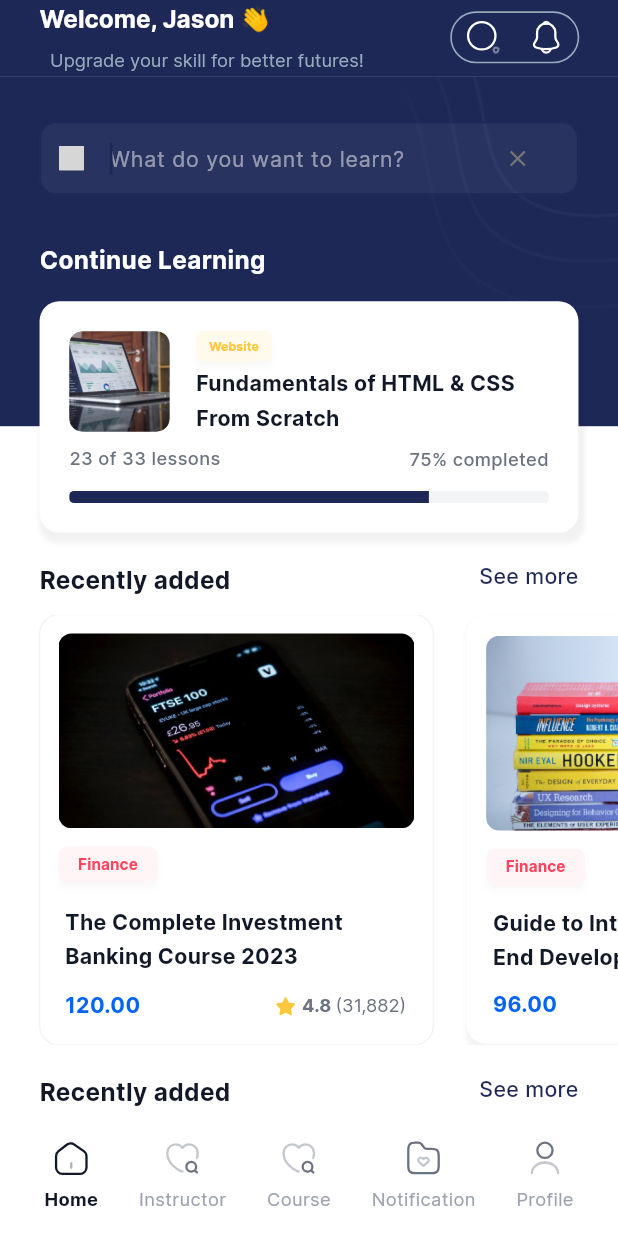
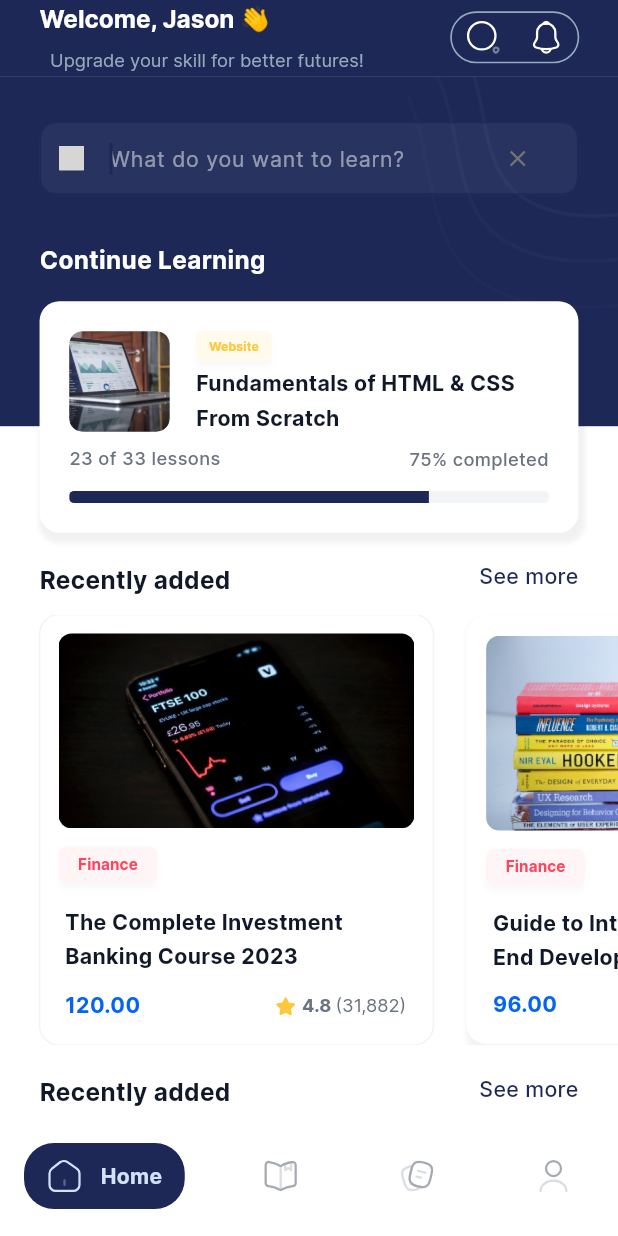
Before and after one commit to ChuDucHoangg/SEM4-EnglishAcademyMobile, a Flutter app: the screen it shows after launch, after a tap on "Skip", on a phone screen of 412 x 824 dp. Run offline on Flutter 3.47's test engine with Material 3 defaults, Android fonts, the light colour scheme and no system bars; our stand-ins replace animated_splash_screen, cached_network_image, flutter_rating_bar, flutter_svg, lottie, page_transition and 2 more; missing offline and left inert: country_pickers; network calls fail; grey boxes are pictures that could not be loaded.

Commit message:
Update intro screen & bottom navigation bar

```diff
--- a/lib/core/utils/image_constant.dart
+++ b/lib/core/utils/image_constant.dart
@@ -360,6 +360,9 @@ class ImageConstant {
   static String imgTelevisionOnerrorcontainer =
       '$imagePath/img_television_onerrorcontainer.svg';
 
+  static String imgTelevisionOnerrorcontainerActive =
+      '$imagePath/img_television_onerrorcontainer_active.svg';
+
   static String imgMusicGray60001 = '$imagePath/img_music_gray_600_01.svg';
 
   static String imgClockGray60001 = '$imagePath/img_clock_gray_600_01.svg';
@@ -509,13 +512,19 @@ class ImageConstant {
 
   static String imgNavHome = '$imagePath/img_nav_home.svg';
 
+  static String imgNavHomeActive = '$imagePath/img_nav_home_active.svg';
+
   static String imgNavExplore = '$imagePath/img_nav_explore.svg';
 
   static String imgUser = '$imagePath/img_user.svg';
 
+  static String imgUserActive = '$imagePath/img_user_active.svg';
+
   static String imgNavWishlist = '$imagePath/img_nav_wishlist.svg';
 
   static String imgNavProfile = '$imagePath/img_nav_profile.svg';
+
+  static String imgNavProfileActive = '$imagePath/img_nav_profile_active.svg';
 
   static String imgImage5 = '$imagePath/img_image_5.png';
 
--- a/lib/init_screen.dart
+++ b/lib/init_screen.dart
@@ -1,4 +1,3 @@
-import 'package:english_academy_mobile/presentation/%20instructor_screen/instructor_screen.dart';
 import 'package:english_academy_mobile/presentation/course_screen/course_screen.dart';
 import 'package:english_academy_mobile/presentation/home_screen/home_screen.dart';
 import 'package:english_academy_mobile/presentation/notification_screen/notification_screen.dart';
@@ -18,7 +17,6 @@ class _InitScreenState extends State<InitScreen> {
 
   final List<Widget> _screens = [
     HomeScreen(),
-    InstructorScreen(),
     CourseScreen(),
     NotificationScreen(),
     ProfileScreen(),
--- a/lib/presentation/course_screen/course_screen.dart
+++ b/lib/presentation/course_screen/course_screen.dart
@@ -34,11 +34,10 @@ class CourseScreen extends StatelessWidget {
             SizedBox(
               child: Align(
                 child: Padding(
-                  padding: EdgeInsets.symmetric(horizontal: 24.h),
+                  padding: EdgeInsets.symmetric(vertical: 60.v, horizontal: 24.h),
                   child: Column(
                     mainAxisSize: MainAxisSize.min,
                     children: [
-                      SizedBox(height: 65.v),
                       CustomSearchView(
                         controller: searchController,
                         hintText: "Search",
@@ -49,9 +48,8 @@ class CourseScreen extends StatelessWidget {
                       ),
                       SizedBox(height: 10.v),
                       _buildTab(context),
-                      SizedBox(height: 26.v),
+                      SizedBox(height: 16.v),
                       _buildTitle(context),
-                      SizedBox(height: 16.v),
                       _buildUXDesign(context),
                     ],
                   ),
--- a/lib/presentation/intro_one_screen/intro_one_screen.dart
+++ b/lib/presentation/intro_one_screen/intro_one_screen.dart
@@ -1,29 +1,31 @@
-import 'package:english_academy_mobile/presentation/intro_two_screen/intro_two_screen.dart';
-import 'package:smooth_page_indicator/smooth_page_indicator.dart';
-import 'package:english_academy_mobile/widgets/custom_icon_button.dart';
+import 'package:english_academy_mobile/core/app_export.dart';
 import 'package:flutter/material.dart';
-import 'package:english_academy_mobile/core/app_export.dart';
 
 class IntroOneScreen extends StatelessWidget {
-  const IntroOneScreen({Key? key})
-      : super(
-          key: key,
-        );
+  const IntroOneScreen({Key? key}) : super(key: key);
 
   @override
   Widget build(BuildContext context) {
-    return Scaffold(
-      body: Container(
+    return SafeArea(
+      child: Scaffold(
+        body: Center(
+          child: Container(
             width: double.maxFinite,
             padding: EdgeInsets.symmetric(
-          horizontal: 34.h,
-          vertical: 50.v,
+              horizontal: 24.h,
+              vertical: 16.v,
             ),
             child: Column(
+              mainAxisAlignment: MainAxisAlignment.center,
               children: [
-            Spacer(
-              flex: 80,
+                CustomImageView(
+                  imagePath: ImageConstant.imgBookStack1,
+                  height: 240.adaptSize,
+                  width: 240.adaptSize,
                 ),
+                SizedBox(height: 48.v),
+                Column(
+                  children: [
                     Text(
                       "Online Learning",
                       style: theme.textTheme.headlineSmall,
@@ -32,19 +34,18 @@ class IntroOneScreen extends StatelessWidget {
                     SizedBox(
                       width: 355.h,
                       child: Text(
-                "We Provide Classes Online Classes and Pre Recorded Leactures.!",
-                maxLines: 2,
-                overflow: TextOverflow.ellipsis,
+                        "We Provide Classes Online Classes and Pre Recorded Leactures!",
                         textAlign: TextAlign.center,
                         style: CustomTextStyles.bodyLargeBluegray30002.copyWith(
                           height: 1.50,
                         ),
                       ),
                     ),
-            Spacer(
-              flex: 19,
+                  ],
                 ),
               ],
+            ),
+          ),
         ),
       ),
     );
--- a/lib/presentation/intro_scren/intro_screen.dart
+++ b/lib/presentation/intro_scren/intro_screen.dart
@@ -95,9 +95,9 @@ class _IntroScreenState extends State<IntroScreen> {
             CustomIconButton(
               height: 60.adaptSize,
               width: 60.adaptSize,
-              padding: EdgeInsets.all(16.h),
+              padding: EdgeInsets.all(10.h),
               decoration: IconButtonStyleHelper.fillIndigo,
-              child: ElevatedButton(
+                child: IconButton(
                   onPressed: () {
                     if (_currentPage < 3) {
                       _pageController.nextPage(
@@ -107,13 +107,12 @@ class _IntroScreenState extends State<IntroScreen> {
                     } else {
                       Navigator.push(
                         context,
-                      MaterialPageRoute(
-                          builder: (context) => InitScreen()),
+                        MaterialPageRoute(builder: (context) => InitScreen()),
                       );
                     }
                   },
-                child: CustomImageView(
-                  imagePath: ImageConstant.imgArrowRightWhiteA700,
+                  icon: CustomImageView(
+                    imagePath: ImageConstant.imgArrowLeft,
                   ),
                 ),
               ),
--- a/lib/presentation/intro_three_screen/intro_three_screen.dart
+++ b/lib/presentation/intro_three_screen/intro_three_screen.dart
@@ -12,36 +12,47 @@ class IntroThreeScreen extends StatelessWidget {
 
   @override
   Widget build(BuildContext context) {
-    return Scaffold(
-      body: Container(
+    return SafeArea(
+      child: Scaffold(
+        body: Center(
+          child: Container(
             width: double.maxFinite,
             padding: EdgeInsets.symmetric(
-          horizontal: 34.h,
-          vertical: 50.v,
+              horizontal: 24.h,
+              vertical: 16.v,
             ),
             child: Column(
+              mainAxisAlignment: MainAxisAlignment.center,
               children: [
-            Spacer(
-              flex: 78,
+                CustomImageView(
+                  imagePath: ImageConstant.imgLightBulb1,
+                  height: 240.adaptSize,
+                  width: 240.adaptSize,
                 ),
+                SizedBox(height: 48.v),
+                Column(
+                  children: [
                     Text(
-              "Get Online Certificate",
-              style: theme.textTheme.headlineSmall,
+                      "Welcome to English Academy",
+                      textAlign: TextAlign.center,
+                      style: theme.textTheme.titleLarge,
                     ),
-            SizedBox(height: 10.v),
-            Text(
-              "Analyse your scores and Track your results",
-              maxLines: 2,
-              overflow: TextOverflow.ellipsis,
+                    SizedBox(height: 6.v),
+                    SizedBox(
+                      width: 220.h,
+                      child: Text(
+                        "One Lesson at a Time with English Academy.",
                         textAlign: TextAlign.center,
                         style: CustomTextStyles.bodyLargeBluegray30002.copyWith(
                           height: 1.50,
                         ),
                       ),
-            Spacer(
-              flex: 21,
                     ),
                   ],
+                ),
+              ],
+            ),
+          ),
         ),
       ),
     );
--- a/lib/presentation/intro_two_screen/intro_two_screen.dart
+++ b/lib/presentation/intro_two_screen/intro_two_screen.dart
@@ -1,6 +1,3 @@
-import 'package:english_academy_mobile/presentation/intro_three_screen/intro_three_screen.dart';
-import 'package:smooth_page_indicator/smooth_page_indicator.dart';
-import 'package:english_academy_mobile/widgets/custom_icon_button.dart';
 import 'package:flutter/material.dart';
 import 'package:english_academy_mobile/core/app_export.dart';
 
@@ -12,35 +9,47 @@ class IntroTwoScreen extends StatelessWidget {
 
   @override
   Widget build(BuildContext context) {
-    return Scaffold(
-      body: Container(
+    return SafeArea(
+      child: Scaffold(
+        body: Center(
+          child: Container(
             width: double.maxFinite,
             padding: EdgeInsets.symmetric(
-          horizontal: 34.h,
-          vertical: 50.v,
+              horizontal: 24.h,
+              vertical: 16.v,
             ),
             child: Column(
+              mainAxisAlignment: MainAxisAlignment.center,
               children: [
-            Spacer(
-              flex: 78,
+                CustomImageView(
+                  imagePath: ImageConstant.imgCertificate1,
+                  height: 240.adaptSize,
+                  width: 240.adaptSize,
                 ),
+                SizedBox(height: 48.v),
+                Column(
+                  children: [
                     Text(
-              "Learn from Anytime",
+                      "Expand Your Career Opporturnity",
+                      textAlign: TextAlign.center,
                       style: theme.textTheme.headlineSmall,
                     ),
                     SizedBox(height: 6.v),
-            Text(
-              "Booked or Same the Lectures for Future",
-              maxLines: 2,
-              overflow: TextOverflow.ellipsis,
+                    SizedBox(
+                      width: 355.h,
+                      child: Text(
+                        "Expand your career opportunities with online courses and quality lectures.",
                         textAlign: TextAlign.center,
                         style: CustomTextStyles.bodyLargeBluegray30002.copyWith(
+                          height: 1.50,
                         ),
                       ),
-            Spacer(
-              flex: 21,
                     ),
                   ],
+                ),
+              ],
+            ),
+          ),
         ),
       ),
     );
--- a/lib/widgets/custom_bottom_app_bar.dart
+++ b/lib/widgets/custom_bottom_app_bar.dart
@@ -11,34 +11,30 @@ class CustomBottomAppBar extends StatefulWidget {
 }
 
 class CustomBottomAppBarState extends State<CustomBottomAppBar> {
+  BottomBarEnum selectedMenu = BottomBarEnum.Home;
+
   List<BottomMenuModel> bottomMenuList = [
     BottomMenuModel(
       icon: ImageConstant.imgNavHome,
-        activeIcon: ImageConstant.imgNavHome,
+      activeIcon: ImageConstant.imgNavHomeActive,
       title: "Home",
       type: BottomBarEnum.Home,
-        isSelected: true),
-    BottomMenuModel(
-      icon: ImageConstant.imgNavExplore,
-      activeIcon: ImageConstant.imgNavExplore,
-      title: "Instructor",
-      type: BottomBarEnum.Instructor,
     ),
     BottomMenuModel(
-      icon: ImageConstant.imgNavExplore,
-      activeIcon: ImageConstant.imgNavExplore,
+      icon: ImageConstant.imgUser,
+      activeIcon: ImageConstant.imgUserActive,
       title: "Course",
       type: BottomBarEnum.Course,
     ),
     BottomMenuModel(
-      icon: ImageConstant.imgNavWishlist,
-      activeIcon: ImageConstant.imgNavWishlist,
-      title: "Notification",
+      icon: ImageConstant.imgTelevisionOnerrorcontainer,
+      activeIcon: ImageConstant.imgTelevisionOnerrorcontainerActive,
+      title: "Entrance Test",
       type: BottomBarEnum.Notification,
     ),
     BottomMenuModel(
       icon: ImageConstant.imgNavProfile,
-      activeIcon: ImageConstant.imgNavProfile,
+      activeIcon: ImageConstant.imgNavProfileActive,
       title: "Profile",
       type: BottomBarEnum.Profile,
     )
@@ -51,63 +47,56 @@ class CustomBottomAppBarState extends State<CustomBottomAppBar> {
       child: SizedBox(
         height: 24.v,
         child: Row(
-          mainAxisAlignment: MainAxisAlignment.spaceAround,
+          mainAxisAlignment: MainAxisAlignment.spaceBetween,
           children: List.generate(
             bottomMenuList.length,
                 (index) {
+              final BottomMenuModel menuItem = bottomMenuList[index];
+              final bool isSelected = selectedMenu == menuItem.type;
               return InkWell(
                 onTap: () {
-                  for (var element in bottomMenuList) {
-                    element.isSelected = false;
-                  }
-                  bottomMenuList[index].isSelected = true;
-                  widget.onChanged?.call(bottomMenuList[index].type);
-                  setState(() {});
+                  setState(() {
+                    selectedMenu = menuItem.type;
+                  });
+                  widget.onChanged?.call(menuItem.type);
                 },
-                child: bottomMenuList[index].isSelected
-                    ? Column(
-                  mainAxisSize: MainAxisSize.min,
-                  crossAxisAlignment: CrossAxisAlignment.center,
+                child: AnimatedContainer(
+                  duration: Duration(milliseconds: 300),
+                  padding: EdgeInsets.symmetric(
+                    vertical: 10.0,
+                    horizontal: 15.0,
+                  ),
+                  decoration: BoxDecoration(
+                    color: isSelected ? theme.colorScheme.primary : null,
+                    borderRadius: BorderRadius.circular(20.0),
+                  ),
+                  child: Row(
+                    mainAxisAlignment: MainAxisAlignment.center,
                     children: [
-                    CustomImageView(
-                      imagePath: bottomMenuList[index].activeIcon,
-                      height: 24.adaptSize,
-                      width: 24.adaptSize,
-                      color: appTheme.gray900,
+                      Opacity(
+                        opacity: isSelected ? 1.0 : 0.6,
+                        child: CustomImageView(
+                          imagePath: isSelected
+                              ? menuItem.activeIcon
+                              : menuItem.icon,
                         ),
+                      ),
+                      if (isSelected)
                         Padding(
-                      padding: EdgeInsets.only(top: 6.v),
+                          padding: EdgeInsets.only(left: 12.0),
                           child: Text(
-                        bottomMenuList[index].title ?? "",
-                        style:
-                        CustomTextStyles.labelLargeGray900_1.copyWith(
-                          color: appTheme.gray900,
+                            menuItem.title ?? "",
+                            style: CustomTextStyles
+                                .bodySmallBluegray300_1
+                                .copyWith(
+                              color: Color(0xFFD5E1F5),
+                              fontSize: 14.0,
+                              fontWeight: FontWeight.bold,
                             ),
                           ),
                         ),
                     ],
-                )
-                    : Column(
-                  mainAxisSize: MainAxisSize.min,
-                  crossAxisAlignment: CrossAxisAlignment.center,
-                  children: [
-                    CustomImageView(
-                      imagePath: bottomMenuList[index].icon,
-                      height: 24.adaptSize,
-                      width: 24.adaptSize,
-                      color: appTheme.gray60001,
                   ),
-                    Padding(
-                      padding: EdgeInsets.only(top: 7.v),
-                      child: Text(
-                        bottomMenuList[index].title ?? "",
-                        style: CustomTextStyles.bodySmallBluegray300_1
-                            .copyWith(
-                          color: appTheme.blueGray300,
-                        ),
-                      ),
-                    ),
-                  ],
                 ),
               );
             },
@@ -120,7 +109,6 @@ class CustomBottomAppBarState extends State<CustomBottomAppBar> {
 
 enum BottomBarEnum {
   Home,
-  Instructor,
   Course,
   Notification,
   Profile,
@@ -132,7 +120,6 @@ class BottomMenuModel {
     required this.activeIcon,
     this.title,
     required this.type,
-    this.isSelected = false,
   });
 
   String icon;
@@ -142,6 +129,4 @@ class BottomMenuModel {
   String? title;
 
   BottomBarEnum type;
-
-  bool isSelected;
 }
```
Also changed, not shown: assets/images/img_book_stack_1.png (added), assets/images/img_certificate_1.png (added), assets/images/img_light_bulb_1.png (added), assets/images/img_nav_home_active.svg (added), assets/images/img_nav_profile_active.svg (added), assets/images/img_television_onerrorcontainer.svg, assets/images/img_television_onerrorcontainer_active.svg (added), assets/images/img_user.svg, assets/images/img_user_active.svg (added). Lines whose indentation alone changed are shown as unchanged.
